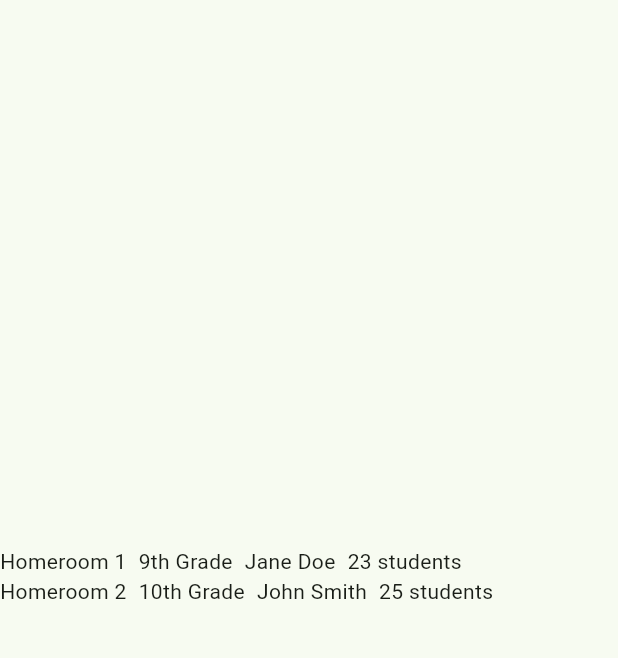
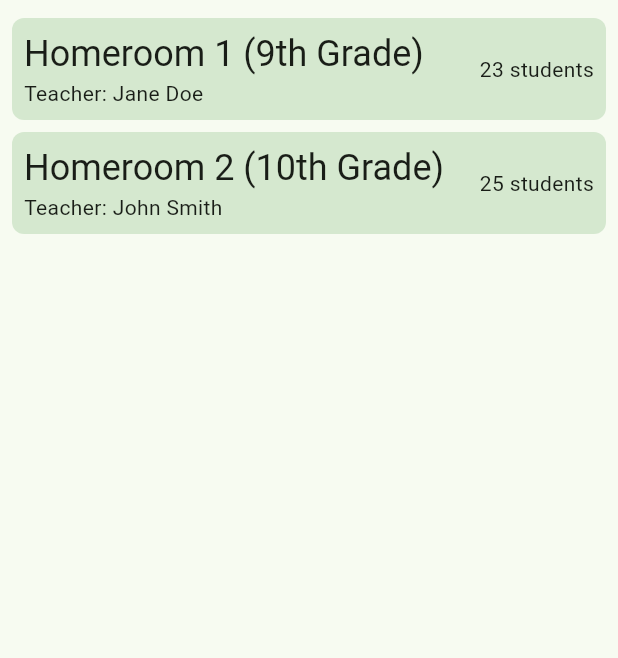
Before and after one commit to anna-st-40/Hackathon2025, a Flutter app: the screen it shows after launch, on a phone screen of 412 x 824 dp, the part 84-742 px from its top. Run offline on Flutter 3.47's test engine with Material 3 defaults, Android fonts, the phone set to English and light mode, and no system bars.

Commit message:
Nicer homeroom line UI

```diff
--- a/lib/components/homeroom_line.dart
+++ b/lib/components/homeroom_line.dart
@@ -15,16 +15,29 @@ class HomeroomLine extends StatelessWidget {
 
   @override
   Widget build(BuildContext context) {
-    return Row(
-      children: [
-        Text(name),
-        const SizedBox(width: 8),
-        Text(grade),
-        const SizedBox(width: 8),
-        Text(teachers.join(', ')),
-        const SizedBox(width: 8),
-        Text('$students students'),
-      ],
+    return Container(
+      padding: const EdgeInsets.all(8.0),
+      margin: const EdgeInsets.symmetric(vertical: 4.0),
+      decoration: BoxDecoration(
+        color: Theme.of(context).colorScheme.secondaryContainer,
+        borderRadius: BorderRadius.circular(8),
+      ),
+      child: Row(
+        mainAxisAlignment: MainAxisAlignment.spaceBetween,
+        children: [
+          Column(
+            crossAxisAlignment: CrossAxisAlignment.start,
+            children: [
+              Text(
+                "$name ($grade)",
+                style: Theme.of(context).textTheme.headlineSmall,
+              ),
+              Text("Teacher: ${teachers.join(', ')}"),
+            ],
+          ),
+          Text('$students students'),
+        ],
+      ),
     );
   }
 }
--- a/lib/pages/home_page.dart
+++ b/lib/pages/home_page.dart
@@ -18,12 +18,25 @@ class _HomePageState extends State<HomePage> {
         title: Text(widget.title),
       ),
       body: Center(
-        child: Column(
-          mainAxisAlignment: MainAxisAlignment.center,
-          children: [
-            HomeroomLine(name: "Homeroom 1", grade: "9th Grade", teachers: ["Jane Doe"], students: 23),
-            HomeroomLine(name: "Homeroom 2", grade: "10th Grade", teachers: ["John Smith"], students: 25),
-          ],
+        child: Padding(
+          padding: const EdgeInsets.all(8.0),
+          child: Column(
+            mainAxisAlignment: MainAxisAlignment.start,
+            children: [
+              HomeroomLine(
+                name: "Homeroom 1",
+                grade: "9th Grade",
+                teachers: ["Jane Doe"],
+                students: 23,
+              ),
+              HomeroomLine(
+                name: "Homeroom 2",
+                grade: "10th Grade",
+                teachers: ["John Smith"],
+                students: 25,
+              ),
+            ],
+          ),
         ),
       ),
     );
```
